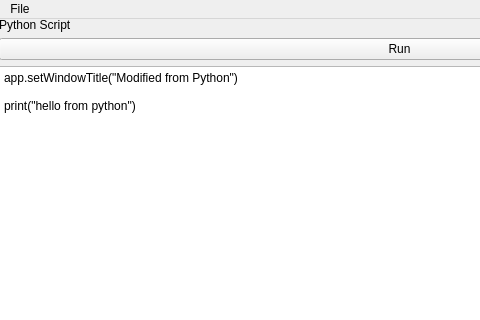
Old version of the form mainwindow.ui in the repository NicolasCami/ExtensibleQt6Application; both pictures show x 0 to 480 and y 0 to 320 of the 800 by 600 pixel window.
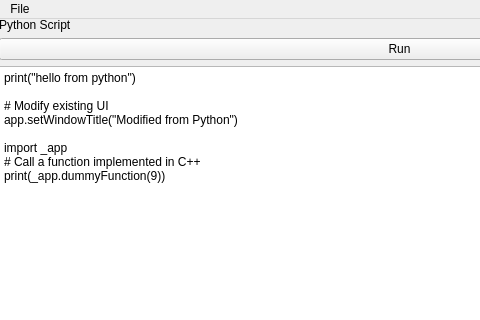
New version of the form.

Commit message: Expose dummy function to Python

```diff
--- a/mainwindow.ui
+++ b/mainwindow.ui
@@ -37,9 +37,16 @@
      <item row="2" column="0">
       <widget class="QPlainTextEdit" name="plainTextEdit">
        <property name="plainText">
-        <string>app.setWindowTitle(&quot;Modified from Python&quot;)
+        <string>print(&quot;hello from python&quot;)
 
-print(&quot;hello from python&quot;)</string>
+# Modify existing UI
+app.setWindowTitle(&quot;Modified from Python&quot;)
+
+import _app
+# Call a function implemented in C++
+print(_app.dummyFunction(9))
+
+</string>
        </property>
       </widget>
      </item>
```
The commit also changes 5 other files.
